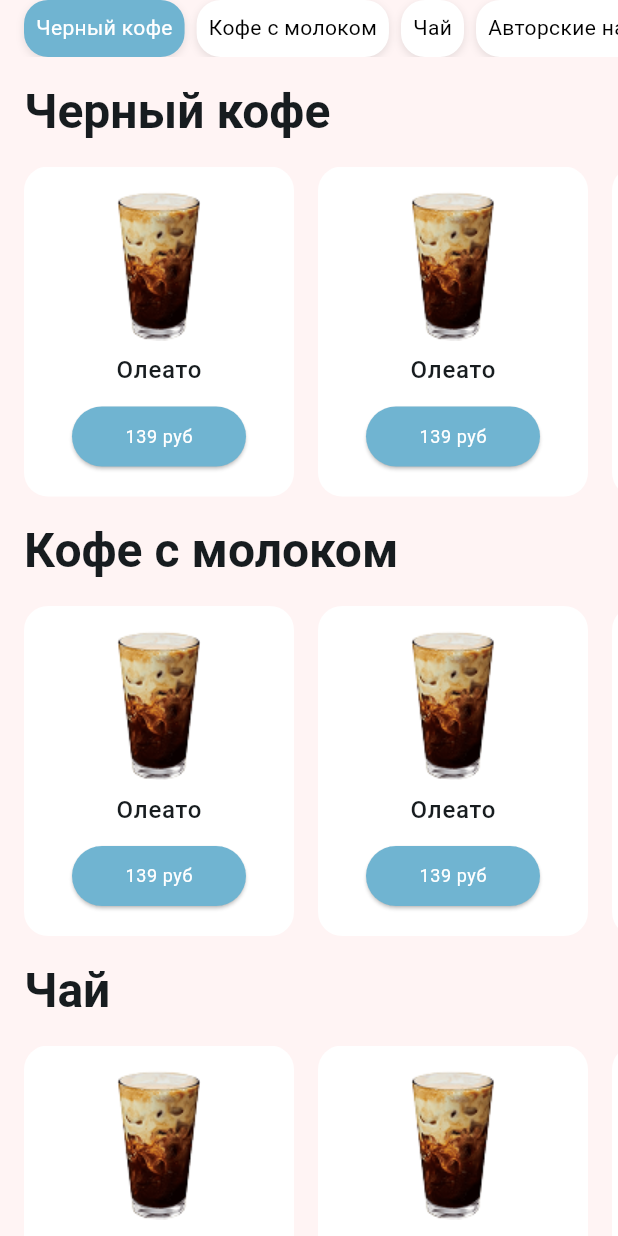
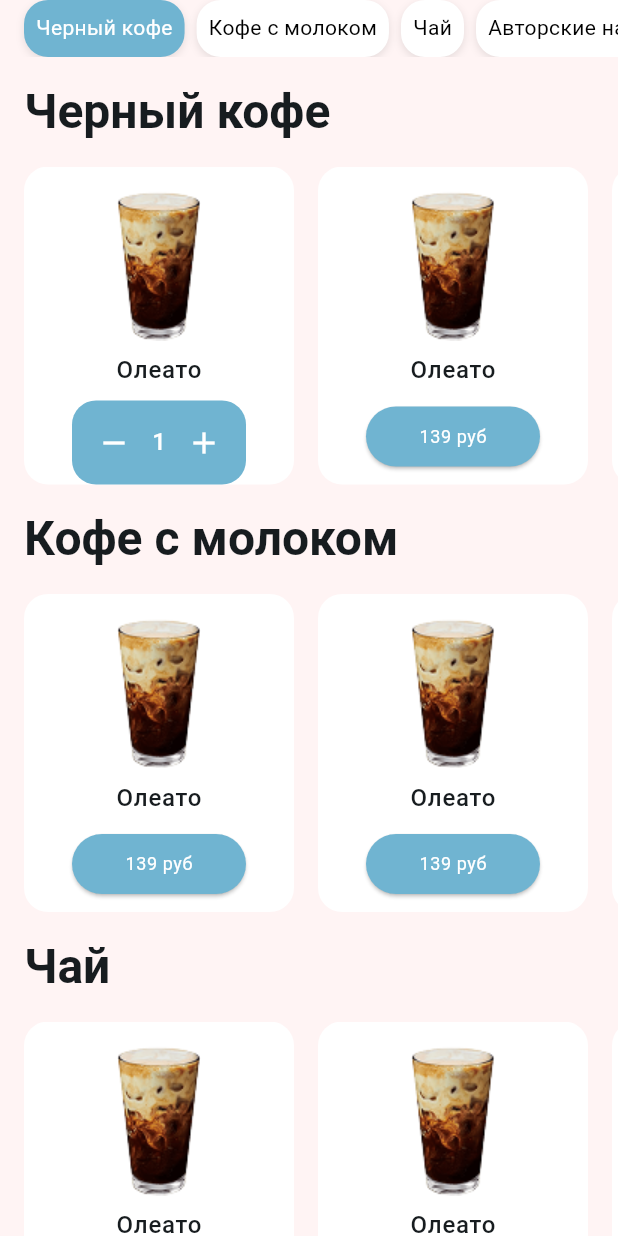
Before and after one commit to qwerpap/Effective_FlutterLab, a Flutter app: the screen it shows after launch, after a tap on "139 руб", on a phone screen of 412 x 824 dp. Run offline on Flutter 3.47's test engine with Material 3 defaults, Android fonts, the phone set to English and light mode, and no system bars.

Commit message:
Added counter

```diff
--- a/lib/features/main_page/presentation/screens/main_screen.dart
+++ b/lib/features/main_page/presentation/screens/main_screen.dart
@@ -28,7 +28,6 @@ class _MainScreenState extends State<MainScreen> {
   }
 
   void _onScroll() {
-    final scrollPosition = _scrollController.position.pixels;
     for (var i = 0; i < CategoriesModel.categories.length; i++) {
       final key = _categoryKeys[CategoriesModel.categories[i]];
       if (key != null) {
@@ -55,7 +54,7 @@ class _MainScreenState extends State<MainScreen> {
         Scrollable.ensureVisible(
           context,
           duration: const Duration(milliseconds: 200),
-          alignment: 0.1, // Adjust this value to control the scroll position
+          alignment: 0.1,
         );
       }
     }
@@ -78,7 +77,6 @@ class _MainScreenState extends State<MainScreen> {
             },
             theme: theme,
           ),
-          // Список продуктов (прокручиваемый)
           Expanded(
             child: NotificationListener<ScrollNotification>(
               onNotification: (notification) {
--- a/lib/features/main_page/presentation/widgets/product_card.dart
+++ b/lib/features/main_page/presentation/widgets/product_card.dart
@@ -1,7 +1,41 @@
+import 'package:effective_flutter_lab/ui/app_colors.dart';
 import 'package:flutter/material.dart';
 
-class ProductCard extends StatelessWidget {
+class ProductCard extends StatefulWidget {
   const ProductCard({super.key});
+
+  @override
+  State<ProductCard> createState() => _ProductCardState();
+}
+
+class _ProductCardState extends State<ProductCard> {
+  int current = 0;
+
+  void _addToCart() {
+    setState(() {
+      current = 1;
+    });
+  }
+
+  void _increment() {
+    if (current < 10) {
+      setState(() {
+        current++;
+      });
+    }
+  }
+
+  void _decrement() {
+    if (current > 1) {
+      setState(() {
+        current--;
+      });
+    } else {
+      setState(() {
+        current = 0;
+      });
+    }
+  }
 
   @override
   Widget build(BuildContext context) {
@@ -17,15 +51,52 @@ class ProductCard extends StatelessWidget {
           Image.asset(
             'assets/png/coffe_image.png',
             height: 100,
-            fit: BoxFit.cover,
+            fit: BoxFit.contain,
+            errorBuilder:
+                (context, error, stackTrace) =>
+                    Icon(Icons.error, size: 100, color: AppColors.primaryColor),
           ),
           SizedBox(height: 8),
           Text('Олеато', style: theme.textTheme.bodyLarge),
           SizedBox(height: 8),
-          ElevatedButton(
-            onPressed: () {},
-            child: Text('139 руб', style: theme.textTheme.bodySmall),
-          ),
+          current == 0
+              ? ElevatedButton(
+                onPressed: () {
+                  _addToCart();
+                },
+                child: Text('139 руб', style: theme.textTheme.bodySmall),
+              )
+              : Container(
+                width: 116,
+                decoration: BoxDecoration(
+                  color: AppColors.primaryColor,
+                  borderRadius: BorderRadius.circular(16),
+                ),
+                padding: EdgeInsets.symmetric(horizontal: 4, vertical: 4),
+                child: Row(
+                  mainAxisAlignment: MainAxisAlignment.spaceBetween,
+                  children: [
+                    IconButton(
+                      onPressed: _decrement,
+                      icon: Icon(Icons.remove),
+                      padding: EdgeInsets.zero,
+                      constraints: BoxConstraints(),
+                    ),
+                    Text(
+                      '$current',
+                      style: theme.textTheme.bodyLarge?.copyWith(
+                        color: Colors.white,
+                      ),
+                    ),
+                    IconButton(
+                      onPressed: _increment,
+                      icon: Icon(Icons.add),
+                      padding: EdgeInsets.zero,
+                      constraints: BoxConstraints(),
+                    ),
+                  ],
+                ),
+              ),
         ],
       ),
     );
--- a/lib/features/main_page/presentation/widgets/product_list.dart
+++ b/lib/features/main_page/presentation/widgets/product_list.dart
@@ -7,7 +7,7 @@ class ProductList extends StatelessWidget {
   @override
   Widget build(BuildContext context) {
     return SizedBox(
-      height: 220,
+      height: 212,
       child: ListView.separated(
         padding: EdgeInsets.symmetric(horizontal: 16),
         scrollDirection: Axis.horizontal,
--- a/lib/ui/theme.dart
+++ b/lib/ui/theme.dart
@@ -11,6 +11,9 @@ final themeData = ThemeData(
       fixedSize: Size(116, 24)
     ),
   ),
+  iconTheme: IconThemeData(
+    color: Colors.white
+  ),
   textTheme: TextTheme(
     bodySmall: TextStyle(
       fontSize: 12,
```
